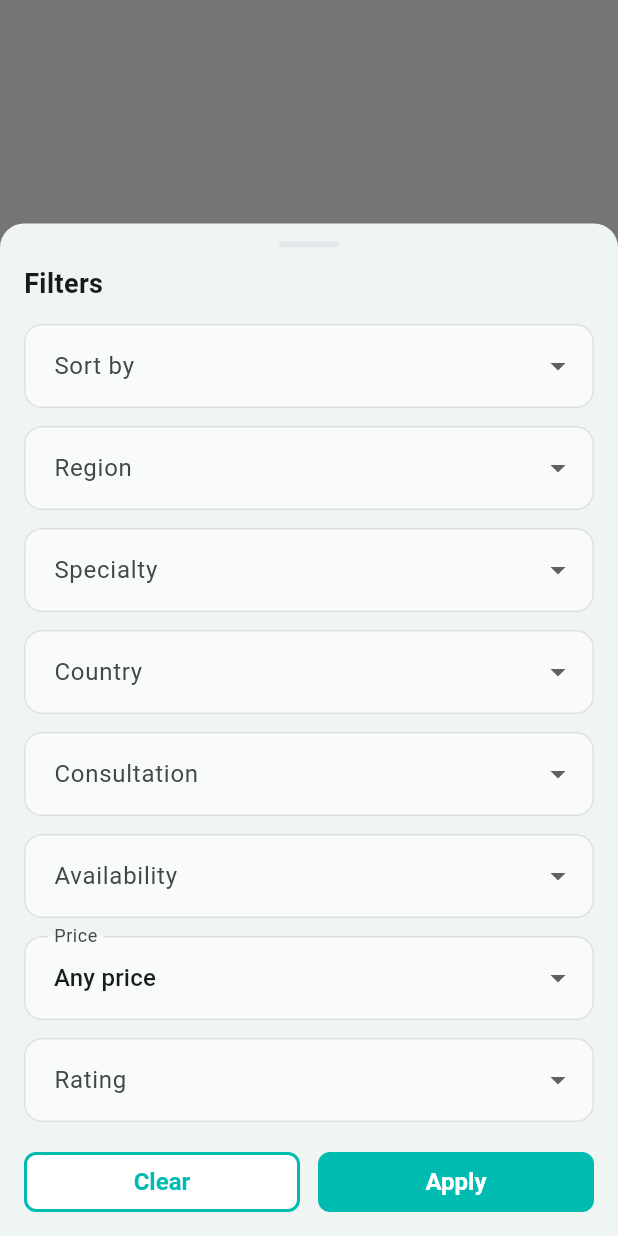
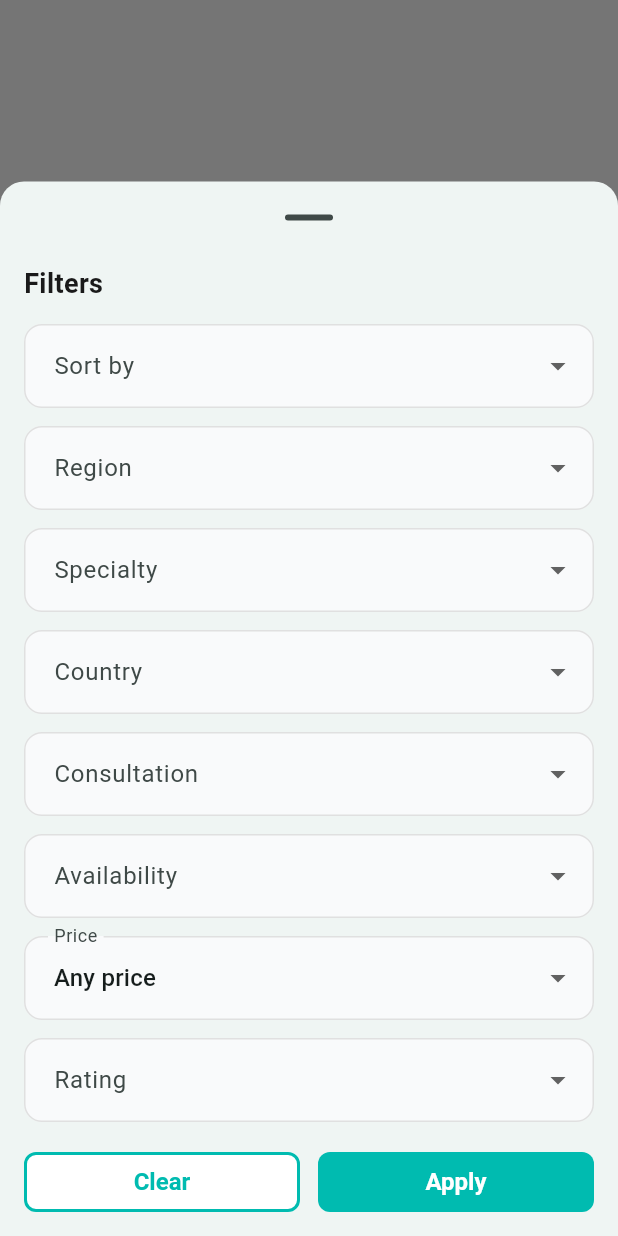
Before and after one commit to SHIFA-UZ/apps-flutter-patient, a Flutter app: what showDoctorFiltersSheet() shows on an empty page, opened directly with empty values, on a phone screen of 412 x 824 dp. Run offline on Flutter 3.47's test engine with Material 3 defaults, Android fonts, the phone set to English and light mode, and no system bars; our stand-ins replace audioplayers, cached_network_image, connectivity_plus, country_code_picker, dio, equatable and 21 more; missing offline and left inert: daily_flutter, dart:html, dart:js_interop, dart:ui_web, firebase_auth_platform_interface, pdfx and 1 more; accounts and stored records are empty; network calls fail.

Commit message:
Iphone changes

```diff
--- a/lib/core/theme/app_design_system.dart
+++ b/lib/core/theme/app_design_system.dart
@@ -2,6 +2,18 @@ import 'package:flutter/material.dart';
 
 class AppDesignSystem {
   AppDesignSystem._();
+
+  /// Primary scroll physics: bounce on iOS, clamp on Android; always scrollable for pull-to-refresh.
+  static ScrollPhysics listScrollPhysics(BuildContext context) {
+    return const AlwaysScrollableScrollPhysics(
+      parent: BouncingScrollPhysics(),
+    );
+  }
+
+  /// Horizontal chip/tab rows — platform-native overscroll.
+  static ScrollPhysics horizontalScrollPhysics(BuildContext context) {
+    return const BouncingScrollPhysics();
+  }
 
   /// Bottom padding for scroll content when a bottom nav bar is shown.
   /// Matches [PersistentBottomBar]: bar row + center FAB overlap + system inset.
--- a/lib/core/widgets/segmented_control.dart
+++ b/lib/core/widgets/segmented_control.dart
@@ -45,6 +45,8 @@ class SegmentedControl extends StatelessWidget {
                       ),
                       child: Text(
                         labels[index],
+                        maxLines: 1,
+                        overflow: TextOverflow.ellipsis,
                         style: AppDesignSystem.body2.copyWith(
                           fontWeight: FontWeight.w600,
                           color: isSelected ? Colors.white : AppDesignSystem.textSecondary,
--- a/lib/features/doctors/presentation/screens/doctors_screen.dart
+++ b/lib/features/doctors/presentation/screens/doctors_screen.dart
@@ -282,7 +282,7 @@ class _DoctorsScreenState extends ConsumerState<DoctorsScreen> {
         },
         child: CustomScrollView(
           controller: _scrollController,
-          physics: const AlwaysScrollableScrollPhysics(),
+          physics: AppDesignSystem.listScrollPhysics(context),
           slivers: [
             SliverToBoxAdapter(
               child: AppHeader(
@@ -324,6 +324,7 @@ class _DoctorsScreenState extends ConsumerState<DoctorsScreen> {
                   ),
                   child: TextField(
                     controller: _searchController,
+                    textInputAction: TextInputAction.search,
                     decoration: InputDecoration(
                       hintText: l10n.searchDoctorsHint,
                       prefixIcon: const Icon(Icons.search),
--- a/lib/features/doctors/presentation/widgets/doctor_discovery_card.dart
+++ b/lib/features/doctors/presentation/widgets/doctor_discovery_card.dart
@@ -166,7 +166,7 @@ class _DoctorDiscoveryCardState extends State<DoctorDiscoveryCard> {
               IconButton(
                 visualDensity: VisualDensity.compact,
                 padding: EdgeInsets.zero,
-                constraints: const BoxConstraints(minWidth: 32, minHeight: 32),
+                constraints: const BoxConstraints(minWidth: 44, minHeight: 44),
                 onPressed: () => setState(() => _expanded = !_expanded),
                 icon: Icon(
                   _expanded ? Icons.expand_less : Icons.expand_more,
--- a/lib/features/doctors/presentation/widgets/doctor_filter_chips.dart
+++ b/lib/features/doctors/presentation/widgets/doctor_filter_chips.dart
@@ -50,6 +50,7 @@ class DoctorQuickFilterChips extends StatelessWidget {
 
     return SingleChildScrollView(
       scrollDirection: Axis.horizontal,
+      physics: AppDesignSystem.horizontalScrollPhysics(context),
       padding: const EdgeInsets.symmetric(horizontal: AppDesignSystem.screenPaddingH),
       child: Row(
         children: [
--- a/lib/features/doctors/presentation/widgets/doctor_filters_sheet.dart
+++ b/lib/features/doctors/presentation/widgets/doctor_filters_sheet.dart
@@ -38,6 +38,8 @@ Future<DoctorFiltersSheetResult?> showDoctorFiltersSheet({
   return showModalBottomSheet<DoctorFiltersSheetResult>(
     context: context,
     isScrollControlled: true,
+    useSafeArea: true,
+    showDragHandle: true,
     shape: const RoundedRectangleBorder(
       borderRadius: BorderRadius.vertical(top: Radius.circular(16)),
     ),
@@ -125,23 +127,14 @@ class _DoctorFiltersSheetState extends State<_DoctorFiltersSheet> {
     final bottomInset = MediaQuery.viewInsetsOf(context).bottom;
 
     return Padding(
-      padding: EdgeInsets.fromLTRB(16, 12, 16, 16 + bottomInset),
+      padding: EdgeInsets.fromLTRB(16, 0, 16, 16 + bottomInset),
       child: SingleChildScrollView(
+        physics: AppDesignSystem.listScrollPhysics(context),
         child: Column(
           crossAxisAlignment: CrossAxisAlignment.stretch,
           mainAxisSize: MainAxisSize.min,
           children: [
-            Center(
-              child: Container(
-                width: 40,
-                height: 4,
-                decoration: BoxDecoration(
-                  color: AppDesignSystem.border,
-                  borderRadius: BorderRadius.circular(999),
-                ),
-              ),
-            ),
-            const SizedBox(height: 12),
+            const SizedBox(height: 8),
             Text(l10n.moreFilters, style: AppDesignSystem.h2),
             const SizedBox(height: 16),
             _dropdown(
--- a/lib/features/doctors/presentation/widgets/doctors_pagination_bar.dart
+++ b/lib/features/doctors/presentation/widgets/doctors_pagination_bar.dart
@@ -32,7 +32,10 @@ class DoctorsPaginationBar extends StatelessWidget {
             style: AppDesignSystem.caption.copyWith(color: AppDesignSystem.textSecondary),
           ),
           const SizedBox(height: 10),
-          Row(
+          SingleChildScrollView(
+            scrollDirection: Axis.horizontal,
+            physics: AppDesignSystem.horizontalScrollPhysics(context),
+            child: Row(
               mainAxisAlignment: MainAxisAlignment.center,
               children: [
                 _NavButton(
@@ -85,6 +88,7 @@ class DoctorsPaginationBar extends StatelessWidget {
                 ),
               ],
             ),
+          ),
         ],
       ),
     );
```
Also changed, not shown: 1 other file. Lines whose indentation alone changed are shown as unchanged.
